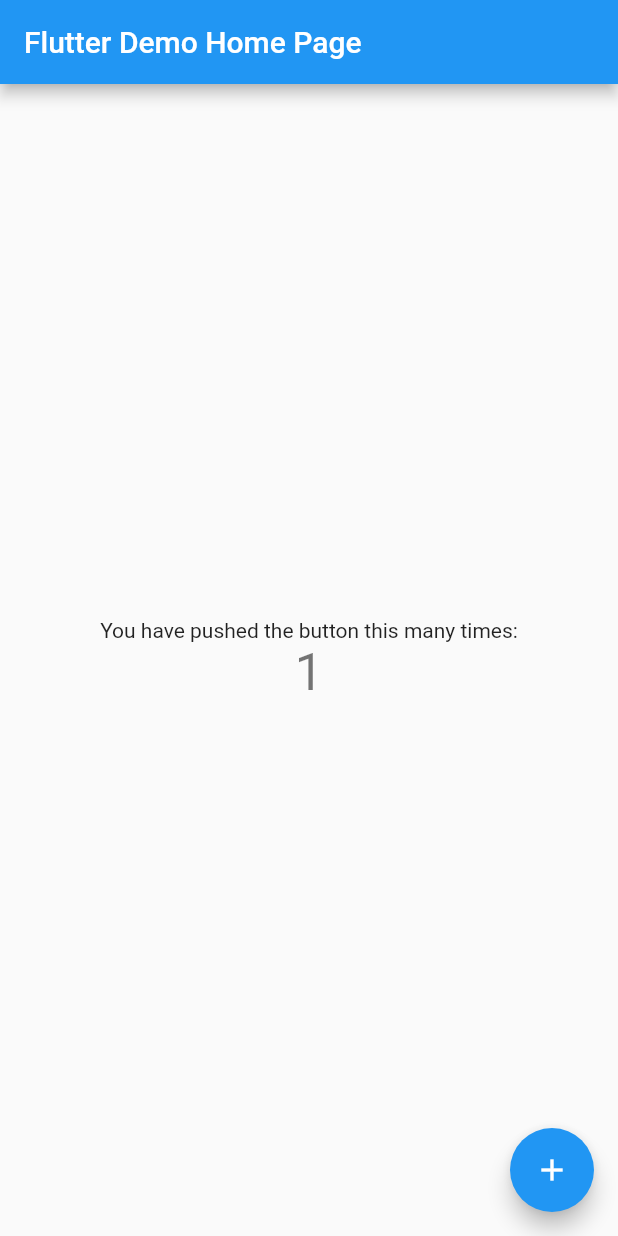
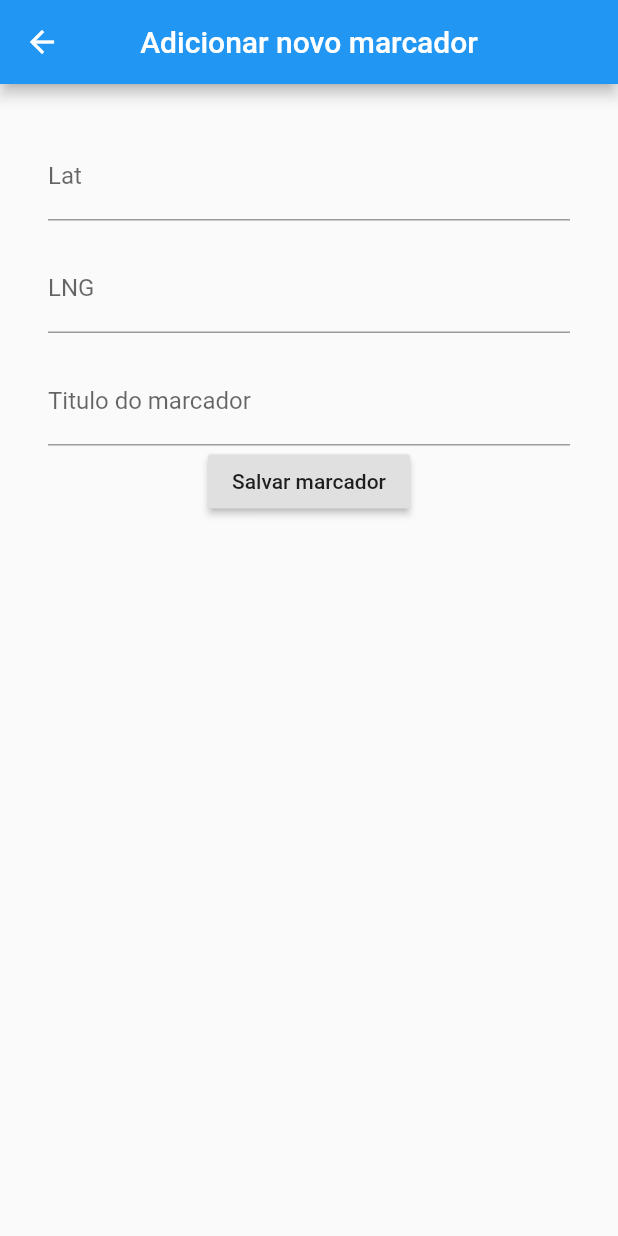
Before and after one commit to hellen365/Pet-Friendly, a Flutter app: the screen it shows after launch, after a tap on the "add" icon, on a phone screen of 412 x 824 dp. Run offline on Flutter 3.47's test engine with Material 2 defaults, Android fonts, the phone set to English and light mode, and no system bars; our stand-ins replace google_maps_flutter.

Commit message:
Criação da tela principal e markers

```diff
--- /dev/null
+++ b/pet_friendly/lib/google_maps/NewMarkers.dart
@@ -0,0 +1,14 @@
+import 'package:google_maps_flutter/google_maps_flutter.dart';
+class NewMarker{
+ String local;
+ LatLng latlng;
+ NewMarker(this.local, this.latlng);
+
+ Marker newMarker(){
+  return Marker(
+      markerId: MarkerId(local),
+      position: latlng,
+      infoWindow: InfoWindow(title: local)
+  );
+ }
+}
--- a/pet_friendly/lib/main.dart
+++ b/pet_friendly/lib/main.dart
@@ -1,111 +1,4 @@
 import 'package:flutter/material.dart';
+import 'package:petfriendly/screens/TelaPrincipal.dart';
 
-void main() => runApp(MyApp());
-
-class MyApp extends StatelessWidget {
-  // This widget is the root of your application.
-  @override
-  Widget build(BuildContext context) {
-    return MaterialApp(
-      title: 'Flutter Demo',
-      theme: ThemeData(
-        // This is the theme of your application.
-        //
-        // Try running your application with "flutter run". You'll see the
-        // application has a blue toolbar. Then, without quitting the app, try
-        // changing the primarySwatch below to Colors.green and then invoke
-        // "hot reload" (press "r" in the console where you ran "flutter run",
-        // or simply save your changes to "hot reload" in a Flutter IDE).
-        // Notice that the counter didn't reset back to zero; the application
-        // is not restarted.
-        primarySwatch: Colors.blue,
-      ),
-      home: MyHomePage(title: 'Flutter Demo Home Page'),
-    );
-  }
-}
-
-class MyHomePage extends StatefulWidget {
-  MyHomePage({Key key, this.title}) : super(key: key);
-
-  // This widget is the home page of your application. It is stateful, meaning
-  // that it has a State object (defined below) that contains fields that affect
-  // how it looks.
-
-  // This class is the configuration for the state. It holds the values (in this
-  // case the title) provided by the parent (in this case the App widget) and
-  // used by the build method of the State. Fields in a Widget subclass are
-  // always marked "final".
-
-  final String title;
-
-  @override
-  _MyHomePageState createState() => _MyHomePageState();
-}
-
-class _MyHomePageState extends State<MyHomePage> {
-  int _counter = 0;
-
-  void _incrementCounter() {
-    setState(() {
-      // This call to setState tells the Flutter framework that something has
-      // changed in this State, which causes it to rerun the build method below
-      // so that the display can reflect the updated values. If we changed
-      // _counter without calling setState(), then the build method would not be
-      // called again, and so nothing would appear to happen.
-      _counter++;
-    });
-  }
-
-  @override
-  Widget build(BuildContext context) {
-    // This method is rerun every time setState is called, for instance as done
-    // by the _incrementCounter method above.
-    //
-    // The Flutter framework has been optimized to make rerunning build methods
-    // fast, so that you can just rebuild anything that needs updating rather
-    // than having to individually change instances of widgets.
-    return Scaffold(
-      appBar: AppBar(
-        // Here we take the value from the MyHomePage object that was created by
-        // the App.build method, and use it to set our appbar title.
-        title: Text(widget.title),
-      ),
-      body: Center(
-        // Center is a layout widget. It takes a single child and positions it
-        // in the middle of the parent.
-        child: Column(
-          // Column is also a layout widget. It takes a list of children and
-          // arranges them vertically. By default, it sizes itself to fit its
-          // children horizontally, and tries to be as tall as its parent.
-          //
-          // Invoke "debug painting" (press "p" in the console, choose the
-          // "Toggle Debug Paint" action from the Flutter Inspector in Android
-          // Studio, or the "Toggle Debug Paint" command in Visual Studio Code)
-          // to see the wireframe for each widget.
-          //
-          // Column has various properties to control how it sizes itself and
-          // how it positions its children. Here we use mainAxisAlignment to
-          // center the children vertically; the main axis here is the vertical
-          // axis because Columns are vertical (the cross axis would be
-          // horizontal).
-          mainAxisAlignment: MainAxisAlignment.center,
-          children: <Widget>[
-            Text(
-              'You have pushed the button this many times:',
-            ),
-            Text(
-              '$_counter',
-              style: Theme.of(context).textTheme.display1,
-            ),
-          ],
-        ),
-      ),
-      floatingActionButton: FloatingActionButton(
-        onPressed: _incrementCounter,
-        tooltip: 'Increment',
-        child: Icon(Icons.add),
-      ), // This trailing comma makes auto-formatting nicer for build methods.
-    );
-  }
-}
+void main() => runApp(MaterialApp(home: TelaPrincipal() ,));
--- /dev/null
+++ b/pet_friendly/lib/models/marcadores.dart
@@ -0,0 +1,20 @@
+class marcadores{
+  double _lat;
+  double _log;
+
+  marcadores(this._lat, this._log);
+
+  double get lat => _lat;
+
+  set lat(double value) {
+    _lat = value;
+  }
+
+  double get log => _log;
+
+  set log(double value) {
+    _log = value;
+  }
+
+
+}
--- /dev/null
+++ b/pet_friendly/lib/screens/TelaPrincipal.dart
@@ -0,0 +1,40 @@
+import 'package:flutter/cupertino.dart';
+import 'package:flutter/material.dart';
+import 'package:google_maps_flutter/google_maps_flutter.dart';
+import 'package:petfriendly/google_maps/NewMarkers.dart';
+import 'package:petfriendly/screens/screen_new_marker.dart';
+
+class TelaPrincipal extends StatefulWidget {
+  @override
+  _TelaPrincipalState createState() => _TelaPrincipalState();
+}
+
+class _TelaPrincipalState extends State<TelaPrincipal>  {
+  GoogleMapController mapController;
+  Map<String, Marker> markers = Map();
+  @override
+  Widget build(BuildContext context) {
+    return Scaffold(
+      appBar: AppBar(
+        title: Text("Pet Friendly"),
+        centerTitle: true,
+      ),
+      body:GoogleMap(
+        mapType: MapType.normal,
+        markers: Set<Marker>.of(markers.values),
+        initialCameraPosition: CameraPosition(
+          target: LatLng( 0, 0),
+          zoom: 0,
+        )),
+      floatingActionButton: FloatingActionButton(
+        child: Icon(Icons.add),
+        onPressed: () async{
+           final NewMarker newmarker = await Navigator.of(context).push(MaterialPageRoute(builder: (context) => ScreenNewMarker()));
+           setState(() {
+             markers[newmarker.local] = newmarker.newMarker();
+           });
+        },
+      ),
+    );
+  }
+}
--- /dev/null
+++ b/pet_friendly/lib/screens/screen_new_marker.dart
@@ -0,0 +1,60 @@
+import 'package:flutter/cupertino.dart';
+import 'package:flutter/material.dart';
+import 'package:flutter/painting.dart';
+import 'package:google_maps_flutter/google_maps_flutter.dart';
+import 'package:petfriendly/google_maps/NewMarkers.dart';
+
+class ScreenNewMarker extends StatelessWidget {
+  TextEditingController _controllerLng = TextEditingController();
+  TextEditingController _controllerLat = TextEditingController();
+  TextEditingController _controllerTitle = TextEditingController();
+  @override
+  Widget build(BuildContext context) {
+    return Scaffold(
+      appBar: AppBar(
+        title: Text("Adicionar novo marcador"),
+        centerTitle: true,
+      ),
+      body: Container(
+        padding: EdgeInsets.all(32),
+        child: Column(
+          children: <Widget>[
+              _itemTextField("Lat", TextInputType.number,_controllerLat ),
+              Padding(
+                padding: const EdgeInsets.only(top:16.0, bottom: 16.0),
+                child: _itemTextField("LNG", TextInputType.number, _controllerLng),
+              ),
+              _itemTextField("Titulo do marcador", TextInputType.text,_controllerTitle),
+            RaisedButton(
+              child: Text("Salvar marcador"),
+              onPressed: (){
+                NewMarker newmarker = NewMarker(this._controllerTitle.text, LatLng(double.parse(_controllerLat.text), double.parse(_controllerLng.text)));
+                Navigator.pop(context,newmarker);
+              },
+            )
+
+          ],
+        ),
+      ),
+    );
+  }
+}
+
+class _itemTextField extends StatelessWidget {
+   String _label;
+   TextInputType _type;
+   TextEditingController _TypeController;
+
+  _itemTextField(this._label, this._type, this._TypeController);
+  @override
+  Widget build(BuildContext context) {
+    return TextField(
+      decoration: InputDecoration(
+        labelText: this._label,
+      ),
+      keyboardType: this._type,
+      controller: this._TypeController,
+    );
+  }
+
+}
```
Also changed, not shown: pet_friendly/pubspec.yaml (+7 -0 lines), pet_friendly/pubspec.lock, 4 other files.
